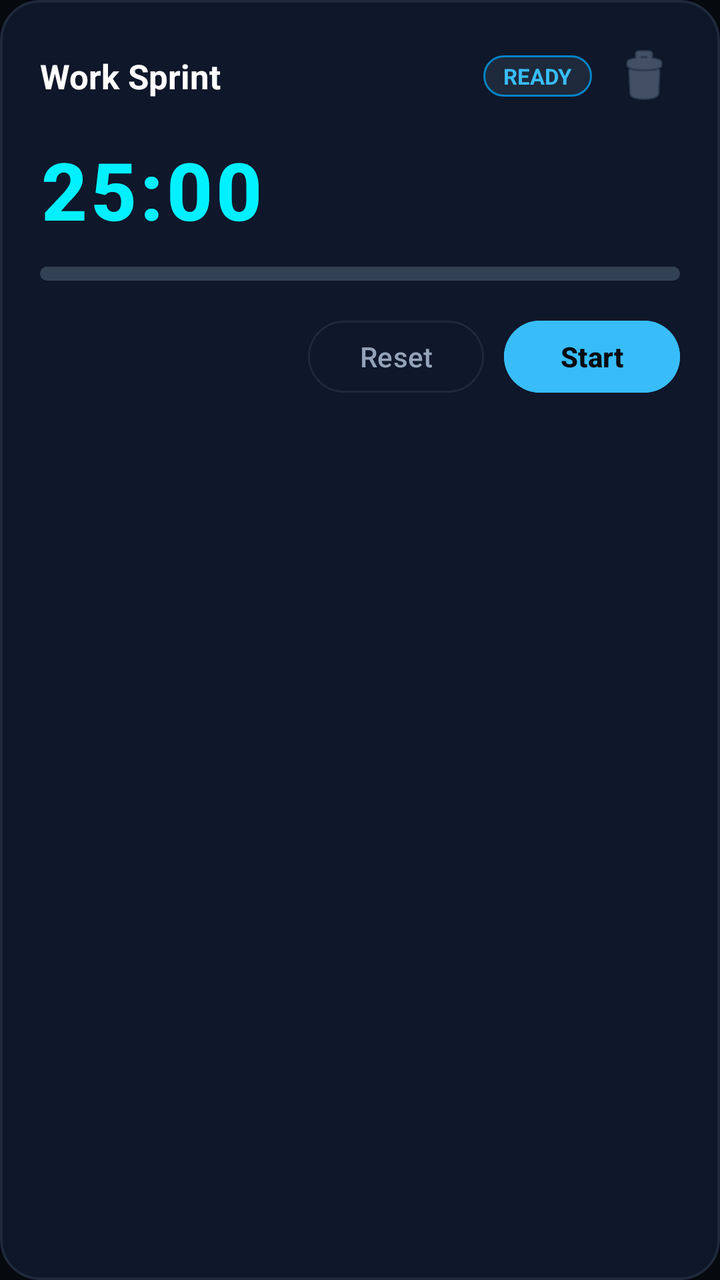
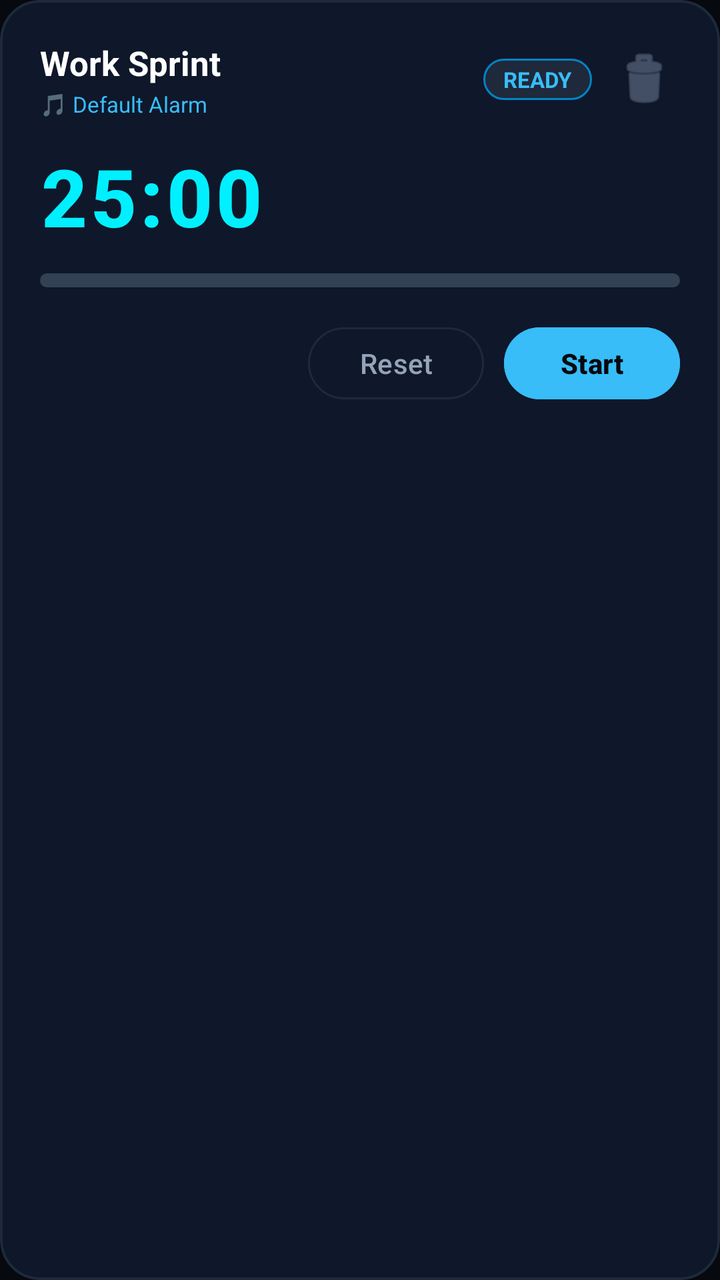

Screens rendered from an Android XML layout before and after an edit, with the pre-edit source and the edit as a unified diff.
<!-- AndroidManifest.xml: application theme Theme.MultiTimer -->
<!-- res/layout/item_timer.xml -->
<?xml version="1.0" encoding="utf-8"?>
<com.google.android.material.card.MaterialCardView xmlns:android="http://schemas.android.com/apk/res/android"
    xmlns:app="http://schemas.android.com/apk/res-auto"
    android:layout_width="match_parent"
    android:layout_height="wrap_content"
    android:layout_marginBottom="14dp"
    app:cardBackgroundColor="@color/surface_card"
    app:cardCornerRadius="20dp"
    app:cardElevation="0dp"
    app:strokeColor="@color/surface_card_stroke"
    app:strokeWidth="1.2dp">

    <LinearLayout
        android:layout_width="match_parent"
        android:layout_height="wrap_content"
        android:orientation="vertical"
        android:padding="20dp">

        
        <LinearLayout
            android:layout_width="match_parent"
            android:layout_height="wrap_content"
            android:gravity="center_vertical"
            android:orientation="horizontal">

            <TextView
                android:id="@+id/text_timer_name"
                android:layout_width="0dp"
                android:layout_height="wrap_content"
                android:layout_weight="1"
                android:ellipsize="end"
                android:maxLines="1"
                android:text="Work Sprint"
                android:textColor="@color/text_main"
                android:textSize="17sp"
                android:textStyle="bold" />

            <TextView
                android:id="@+id/badge_status"
                android:layout_width="wrap_content"
                android:layout_height="wrap_content"
                android:background="@drawable/btn_strategy_bg"
                android:paddingLeft="10dp"
                android:paddingTop="3dp"
                android:paddingRight="10dp"
                android:paddingBottom="3dp"
                android:text="READY"
                android:textColor="@color/primary"
                android:textSize="11sp"
                android:textStyle="bold" />

            
            <ImageButton
                android:id="@+id/btn_delete"
                android:layout_width="36dp"
                android:layout_height="36dp"
                android:layout_marginStart="8dp"
                android:background="?attr/selectableItemBackgroundBorderless"
                android:contentDescription="Delete Timer"
                android:src="@android:drawable/ic_menu_delete"
                app:tint="@color/text_muted" />
        </LinearLayout>

        
        <TextView
            android:id="@+id/text_countdown"
            android:layout_width="wrap_content"
            android:layout_height="wrap_content"
            android:layout_marginTop="12dp"
            android:fontFamily="sans-serif-medium"
            android:letterSpacing="0.04"
            android:text="25:00"
            android:textColor="@color/primary_neon"
            android:textSize="40sp"
            android:textStyle="bold" />

        
        <ProgressBar
            android:id="@+id/progress_timer"
            style="?android:attr/progressBarStyleHorizontal"
            android:layout_width="match_parent"
            android:layout_height="7dp"
            android:layout_marginTop="12dp"
            android:layout_marginBottom="16dp"
            android:max="100"
            android:progress="0"
            android:progressDrawable="@drawable/progress_bar_custom" />

        
        <LinearLayout
            android:layout_width="match_parent"
            android:layout_height="wrap_content"
            android:gravity="end"
            android:orientation="horizontal">

            <com.google.android.material.button.MaterialButton
                android:id="@+id/btn_item_reset"
                style="?attr/materialButtonOutlinedStyle"
                android:layout_width="wrap_content"
                android:layout_height="44dp"
                android:layout_marginEnd="10dp"
                android:text="Reset"
                android:textColor="@color/text_sub"
                app:cornerRadius="22dp"
                app:strokeColor="@color/surface_card_stroke" />

            <com.google.android.material.button.MaterialButton
                android:id="@+id/btn_item_play_pause"
                android:layout_width="wrap_content"
                android:layout_height="44dp"
                android:backgroundTint="@color/primary"
                android:text="Start"
                android:textColor="#06090E"
                android:textStyle="bold"
                app:cornerRadius="22dp" />
        </LinearLayout>

    </LinearLayout>
</com.google.android.material.card.MaterialCardView>
<!-- resources referenced by this layout -->
<resources>
  <color name="primary">#38BDF8</color>
  <color name="primary_neon">#00F0FF</color>
  <color name="surface_card">#0F172A</color>
  <color name="surface_card_stroke">#1E293B</color>
  <color name="text_main">#FFFFFF</color>
  <color name="text_muted">#64748B</color>
  <color name="text_sub">#94A3B8</color>
  <!-- drawable btn_strategy_bg (drawable) -->
  <?xml version="1.0" encoding="utf-8"?>
  <shape xmlns:android="http://schemas.android.com/apk/res/android"
      android:shape="rectangle">
      <solid android:color="#1E293B" />
      <corners android:radius="12dp" />
      <stroke
          android:width="1dp"
          android:color="#0284C7" />
  </shape>
  <!-- drawable progress_bar_custom (drawable) -->
  <layer-list xmlns:android="http://schemas.android.com/apk/res/android">
      <item android:id="@android:id/background">
          <shape>
              <corners android:radius="4dp" />
              <solid android:color="#334155" />
          </shape>
      </item>
      <item android:id="@android:id/progress">
          <clip>
              <shape>
                  <corners android:radius="4dp" />
                  <solid android:color="#38BDF8" />
              </shape>
          </clip>
      </item>
  </layer-list>
  <style name="Theme.MultiTimer" parent="Theme.Material3.Dark.NoActionBar">
          <item name="colorPrimary">@color/primary</item>
          <item name="colorSecondary">@color/accent</item>
          <item name="android:statusBarColor">@color/bg_dark</item>
          <item name="android:windowBackground">@color/bg_dark</item>
      </style>
  <color name="accent">#10B981</color>
  <color name="bg_dark">#06090E</color>
</resources>

<!-- the commit's change to res/layout/item_timer.xml (unified diff, before → after) -->
@@ -23,17 +23,34 @@
             android:gravity="center_vertical"
             android:orientation="horizontal">
 
-            <TextView
-                android:id="@+id/text_timer_name"
+            <LinearLayout
                 android:layout_width="0dp"
                 android:layout_height="wrap_content"
                 android:layout_weight="1"
-                android:ellipsize="end"
-                android:maxLines="1"
-                android:text="Work Sprint"
-                android:textColor="@color/text_main"
-                android:textSize="17sp"
-                android:textStyle="bold" />
+                android:orientation="vertical">
+
+                <TextView
+                    android:id="@+id/text_timer_name"
+                    android:layout_width="wrap_content"
+                    android:layout_height="wrap_content"
+                    android:ellipsize="end"
+                    android:maxLines="1"
+                    android:text="Work Sprint"
+                    android:textColor="@color/text_main"
+                    android:textSize="17sp"
+                    android:textStyle="bold" />
+
+                <TextView
+                    android:id="@+id/text_sound_name"
+                    android:layout_width="wrap_content"
+                    android:layout_height="wrap_content"
+                    android:layout_marginTop="2dp"
+                    android:ellipsize="end"
+                    android:maxLines="1"
+                    android:text="🎵 Default Alarm"
+                    android:textColor="@color/primary"
+                    android:textSize="11sp" />
+            </LinearLayout>
 
             <TextView
                 android:id="@+id/badge_status"
